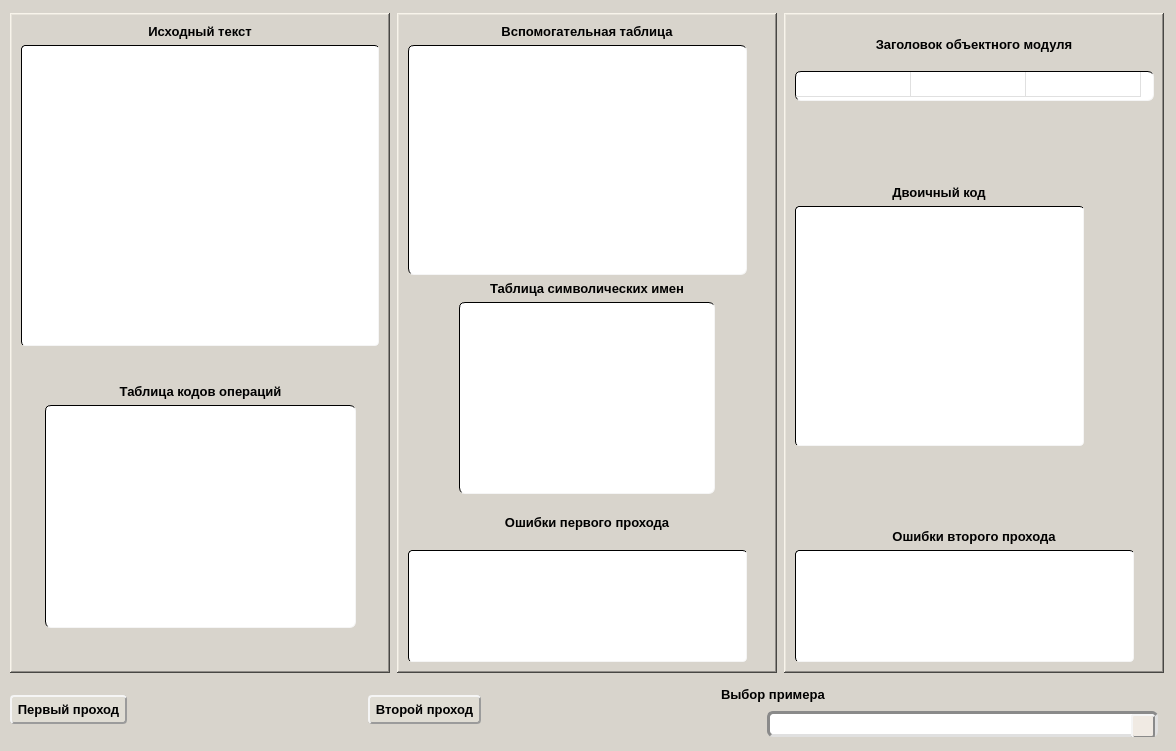
GReaTeAssaSiN/uni-assignments, file 7th-semester/System Programming/SP_Lab_1/mainwindow.ui: the form before one commit.
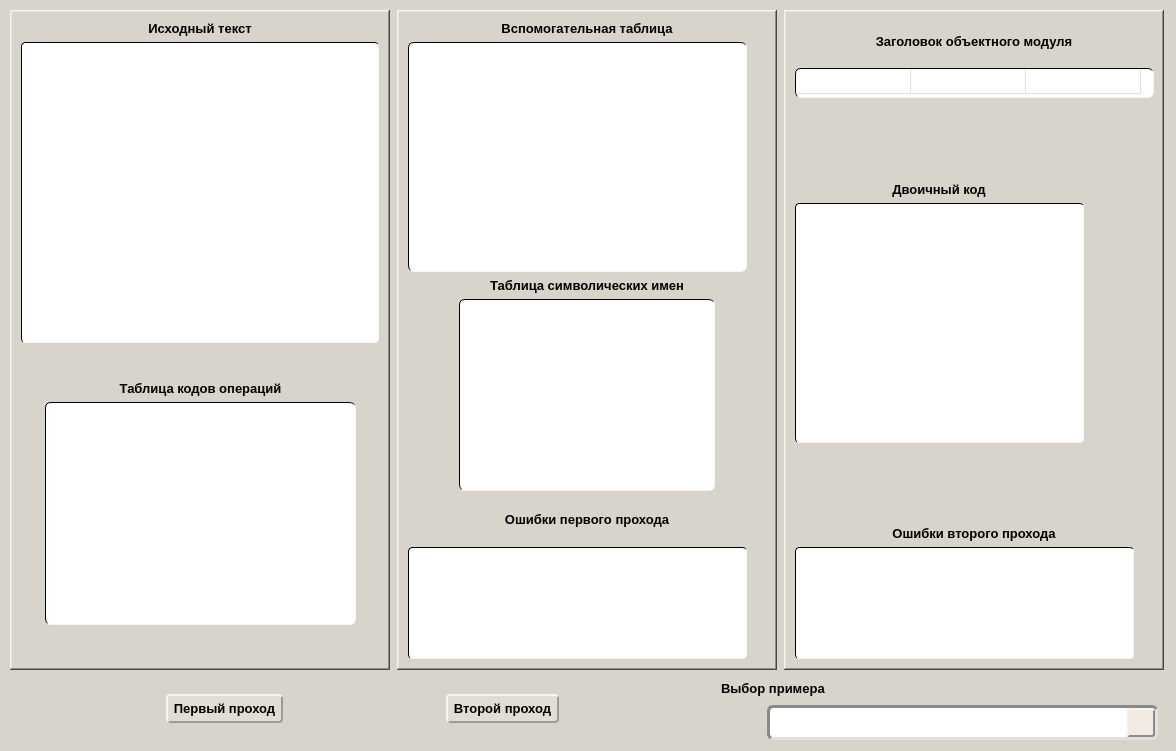
The form after the commit. Icons and pictures are not drawn.

```diff
--- a/7th-semester/System Programming/SP_Lab_1/mainwindow.ui
+++ b/7th-semester/System Programming/SP_Lab_1/mainwindow.ui
@@ -42,7 +42,7 @@
    <string notr="true">background-color: #d8d4cc;</string>
   </property>
   <widget class="QWidget" name="centralwidget">
-   <layout class="QGridLayout" name="gridLayout_4">
+   <layout class="QGridLayout" name="gridLayout_5">
     <item row="0" column="0">
      <widget class="QFrame" name="frame_first">
       <property name="minimumSize">
@@ -1168,57 +1168,8 @@
     <item row="1" column="0" colspan="3">
      <layout class="QHBoxLayout" name="horizontalLayout_3">
       <item>
-       <layout class="QGridLayout" name="gridLayout_5">
-        <item row="0" column="0">
-         <widget class="QPushButton" name="pushButton_first">
-          <property name="font">
-           <font>
-            <family>System</family>
-            <pointsize>10</pointsize>
-            <bold>true</bold>
-           </font>
-          </property>
-          <property name="cursor">
-           <cursorShape>PointingHandCursor</cursorShape>
-          </property>
-          <property name="styleSheet">
-           <string notr="true">QPushButton {
-    background-color: #e0ddd4;
-    border-top: 2px solid #f5f5f5;
-    border-left: 2px solid #f5f5f5; 
-    border-right: 2px solid #9b9b9b;
-    border-bottom: 2px solid #9b9b9b;
-    border-radius: 4px;
-    padding: 5px;
-    color: black;
-}
-
-QPushButton:pressed {
-    background-color: #c9c7be;
-    border-top: 2px solid #9b9b9b;
-    border-left: 2px solid #9b9b9b;
-    border-right: 2px solid #f5f5f5;
-    border-bottom: 2px solid #f5f5f5;
-    padding-top: 2px;
-}
-
-QPushButton:hover {
-    background-color: #dad7cf;
-}
-
-QPushButton:disabled {
-    background-color: #d3d3d3; /* Цвет фона неактивной кнопки */
-    border: 2px solid #a9a9a9; /* Цвет границы неактивной кнопки */
-    color: #808080; /* Цвет текста неактивной кнопки */
-}
-</string>
-          </property>
-          <property name="text">
-           <string>Первый проход</string>
-          </property>
-         </widget>
-        </item>
-        <item row="0" column="2">
+       <layout class="QGridLayout" name="gridLayout_4">
+        <item row="0" column="3">
          <widget class="QPushButton" name="pushButton_second">
           <property name="font">
            <font>
@@ -1267,7 +1218,7 @@
           </property>
          </widget>
         </item>
-        <item row="0" column="1">
+        <item row="0" column="2">
          <spacer name="horizontalSpacer_5">
           <property name="font">
            <font>
@@ -1287,15 +1238,70 @@
           </property>
          </spacer>
         </item>
-        <item row="0" column="3">
+        <item row="0" column="1">
+         <widget class="QPushButton" name="pushButton_first">
+          <property name="font">
+           <font>
+            <family>System</family>
+            <pointsize>10</pointsize>
+            <bold>true</bold>
+           </font>
+          </property>
+          <property name="cursor">
+           <cursorShape>PointingHandCursor</cursorShape>
+          </property>
+          <property name="styleSheet">
+           <string notr="true">QPushButton {
+    background-color: #e0ddd4;
+    border-top: 2px solid #f5f5f5;
+    border-left: 2px solid #f5f5f5; 
+    border-right: 2px solid #9b9b9b;
+    border-bottom: 2px solid #9b9b9b;
+    border-radius: 4px;
+    padding: 5px;
+    color: black;
+}
+
+QPushButton:pressed {
+    background-color: #c9c7be;
+    border-top: 2px solid #9b9b9b;
+    border-left: 2px solid #9b9b9b;
+    border-right: 2px solid #f5f5f5;
+    border-bottom: 2px solid #f5f5f5;
+    padding-top: 2px;
+}
+
+QPushButton:hover {
+    background-color: #dad7cf;
+}
+
+QPushButton:disabled {
+    background-color: #d3d3d3; /* Цвет фона неактивной кнопки */
+    border: 2px solid #a9a9a9; /* Цвет границы неактивной кнопки */
+    color: #808080; /* Цвет текста неактивной кнопки */
+}
+</string>
+          </property>
+          <property name="text">
+           <string>Первый проход</string>
+          </property>
+         </widget>
+        </item>
+        <item row="0" column="0">
+         <spacer name="horizontalSpacer_10">
+          <property name="orientation">
+           <enum>Qt::Horizontal</enum>
+          </property>
+          <property name="sizeHint" stdset="0">
+           <size>
+            <width>20</width>
+            <height>20</height>
+           </size>
+          </property>
+         </spacer>
+        </item>
+        <item row="0" column="4">
          <spacer name="horizontalSpacer_6">
-          <property name="font">
-           <font>
-            <family>System</family>
-            <pointsize>10</pointsize>
-            <bold>true</bold>
-           </font>
-          </property>
           <property name="orientation">
            <enum>Qt::Horizontal</enum>
           </property>
@@ -1406,13 +1412,13 @@
             <property name="minimumSize">
              <size>
               <width>0</width>
-              <height>26</height>
+              <height>35</height>
              </size>
             </property>
             <property name="maximumSize">
              <size>
               <width>391</width>
-              <height>26</height>
+              <height>35</height>
              </size>
             </property>
             <property name="font">
@@ -1443,15 +1449,15 @@
     border-left: 2px solid #f5f5f5;
     border-bottom: 2px solid #8a8a8a;
     border-right: 2px solid #8a8a8a;
-    width: 20px;
-    height: 20px;
+    width: 25px;
+    height: 25px;
     border-radius: 3px;
 }
 
 QComboBox::down-arrow {
     image: url(:/resources/images/Arrow.png);
-    width: 12px;
-    height: 12px;
+    width: 15px;
+    height: 15px;
 }
 
 QComboBox::drop-down:hover {
```
